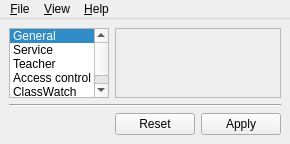
This is configurator/src/MainWindow.ui in infolevishcoders-web/classwatch as Qt 5 draws it before an edit. The edited form follows.
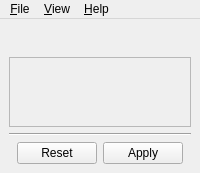
This is the edited form. Icons and pictures are not drawn. Custom widgets are drawn as their Qt base class.

Commit message:
Compact dashboard, Setup top tabs + language switcher, translations (incl. Luganda), folder/desktop file transfer, Levish Coders notices
Generated with [Devin](https://devin.ai)

```diff
--- a/configurator/src/MainWindow.ui
+++ b/configurator/src/MainWindow.ui
@@ -10,102 +10,68 @@
     <normaloff>:/configurator/classwatch-configurator.png</normaloff>:/configurator/classwatch-configurator.png</iconset>
   </property>
   <widget class="QWidget" name="centralwidget">
-   <layout class="QGridLayout" name="gridLayout" columnstretch="0,1">
+   <layout class="QGridLayout" name="gridLayout" columnstretch="1,0">
     <item row="0" column="0">
-     <widget class="QListWidget" name="pageSelector">
-      <property name="verticalScrollBarPolicy">
-       <enum>Qt::ScrollBarAsNeeded</enum>
+     <widget class="QWidget" name="pageTabsBar">
+      <property name="sizePolicy">
+       <sizepolicy hsizetype="Expanding" vsizetype="Fixed">
+        <horstretch>1</horstretch>
+        <verstretch>0</verstretch>
+       </sizepolicy>
       </property>
-      <property name="horizontalScrollBarPolicy">
-       <enum>Qt::ScrollBarAlwaysOff</enum>
+      <layout class="QHBoxLayout" name="pageTabsLayout" stretch="0,1">
+       <property name="spacing">
+        <number>4</number>
+       </property>
+       <property name="leftMargin">
+        <number>0</number>
+       </property>
+       <property name="topMargin">
+        <number>0</number>
+       </property>
+       <property name="rightMargin">
+        <number>0</number>
+       </property>
+       <property name="bottomMargin">
+        <number>0</number>
+       </property>
+       <item>
+        <spacer name="pageTabsSpacer">
+         <property name="orientation">
+          <enum>Qt::Horizontal</enum>
+         </property>
+         <property name="sizeHint" stdset="0">
+          <size>
+           <width>20</width>
+           <height>20</height>
+          </size>
+         </property>
+        </spacer>
+       </item>
+      </layout>
+     </widget>
+    </item>
+    <item row="0" column="1" alignment="Qt::AlignRight|Qt::AlignVCenter">
+     <widget class="QToolButton" name="languageButton">
+      <property name="text">
+       <string/>
       </property>
-      <property name="sizeAdjustPolicy">
-       <enum>QAbstractScrollArea::AdjustToContents</enum>
+      <property name="icon">
+       <iconset resource="../../core/resources/core.qrc">
+        <normaloff>:/core/languages.png</normaloff>:/core/languages.png</iconset>
       </property>
-      <property name="iconSize">
-       <size>
-        <width>48</width>
-        <height>48</height>
-       </size>
+      <property name="toolTip">
+       <string>Change language</string>
       </property>
-      <property name="textElideMode">
-       <enum>Qt::ElideNone</enum>
+      <property name="popupMode">
+       <enum>QToolButton::InstantPopup</enum>
       </property>
-      <property name="spacing">
-       <number>4</number>
-      </property>
-      <property name="viewMode">
-       <enum>QListView::ListMode</enum>
-      </property>
-      <property name="uniformItemSizes">
+      <property name="autoRaise">
        <bool>true</bool>
       </property>
-      <property name="currentRow">
-       <number>0</number>
-      </property>
-      <item>
-       <property name="text">
-        <string>General</string>
-       </property>
-       <property name="icon">
-        <iconset resource="../resources/configurator.qrc">
-         <normaloff>:/configurator/configure-shortcuts.png</normaloff>:/configurator/configure-shortcuts.png</iconset>
-       </property>
-       <property name="flags">
-        <set>ItemIsSelectable|ItemIsUserCheckable|ItemIsEnabled</set>
-       </property>
-      </item>
-      <item>
-       <property name="text">
-        <string>Service</string>
-       </property>
-       <property name="icon">
-        <iconset resource="../resources/configurator.qrc">
-         <normaloff>:/configurator/application-x-sharedlib.png</normaloff>:/configurator/application-x-sharedlib.png</iconset>
-       </property>
-       <property name="flags">
-        <set>ItemIsSelectable|ItemIsUserCheckable|ItemIsEnabled</set>
-       </property>
-      </item>
-      <item>
-       <property name="text">
-        <string>Teacher</string>
-       </property>
-       <property name="icon">
-        <iconset resource="../resources/configurator.qrc">
-         <normaloff>:/configurator/application-x-ms-dos-executable.png</normaloff>:/configurator/application-x-ms-dos-executable.png</iconset>
-       </property>
-       <property name="flags">
-        <set>ItemIsSelectable|ItemIsUserCheckable|ItemIsEnabled</set>
-       </property>
-      </item>
-      <item>
-       <property name="text">
-        <string>Access control</string>
-       </property>
-       <property name="icon">
-        <iconset resource="../resources/configurator.qrc">
-         <normaloff>:/configurator/network-vpn.png</normaloff>:/configurator/network-vpn.png</iconset>
-       </property>
-       <property name="flags">
-        <set>ItemIsSelectable|ItemIsUserCheckable|ItemIsEnabled</set>
-       </property>
-      </item>
-      <item>
-       <property name="text">
-        <string>ClassWatch</string>
-       </property>
-       <property name="icon">
-        <iconset resource="../resources/configurator.qrc">
-         <normaloff>:/configurator/classwatch-configurator.png</normaloff>:/configurator/classwatch-configurator.png</iconset>
-       </property>
-       <property name="flags">
-        <set>ItemIsSelectable|ItemIsUserCheckable|ItemIsEnabled</set>
-       </property>
-      </item>
      </widget>
     </item>
-    <item row="0" column="1">
+    <item row="1" column="0" colspan="2">
      <widget class="QScrollArea" name="scrollArea">
       <property name="horizontalScrollBarPolicy">
        <enum>Qt::ScrollBarAlwaysOff</enum>
@@ -143,14 +109,14 @@
       </widget>
      </widget>
     </item>
-    <item row="1" column="0" colspan="2">
+    <item row="2" column="0" colspan="2">
      <widget class="Line" name="line">
       <property name="orientation">
        <enum>Qt::Horizontal</enum>
       </property>
      </widget>
     </item>
-    <item row="2" column="1">
+    <item row="3" column="0" colspan="2">
      <widget class="QDialogButtonBox" name="buttonBox">
       <property name="standardButtons">
        <set>QDialogButtonBox::Apply|QDialogButtonBox::Reset</set>
```
Left out of the diff: 16 changed lines with no effect on the pictures. The commit also changes 19 other files.
